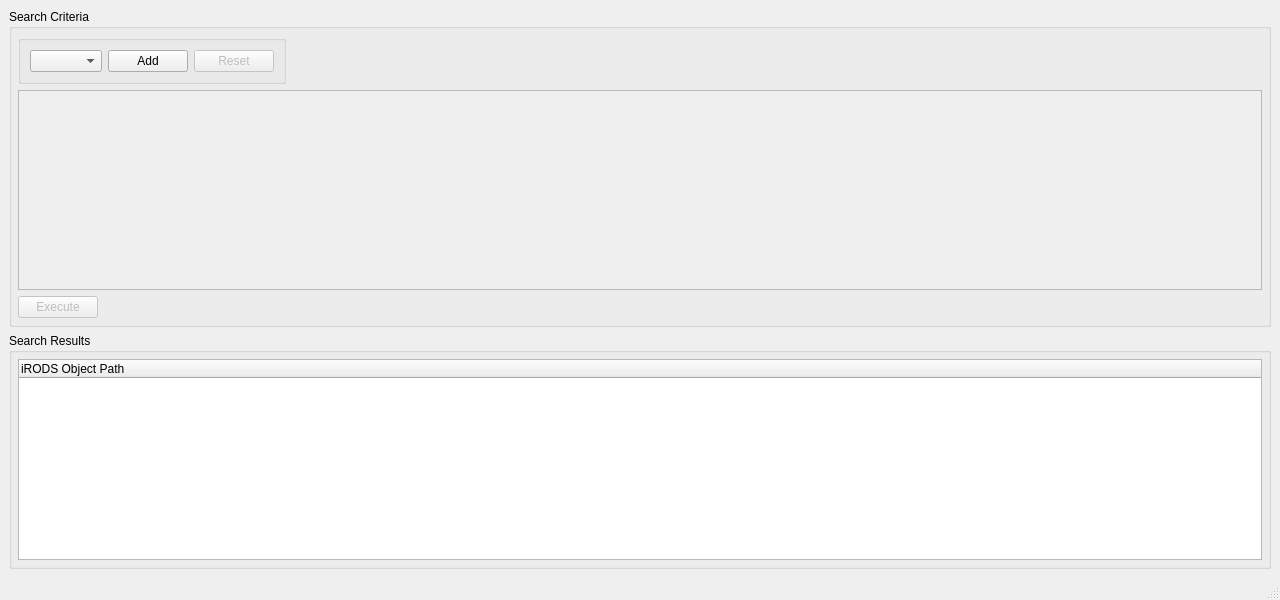
ilarik/kanki-irodsclient, file src/rodsfindwindow.ui: the form before one commit.
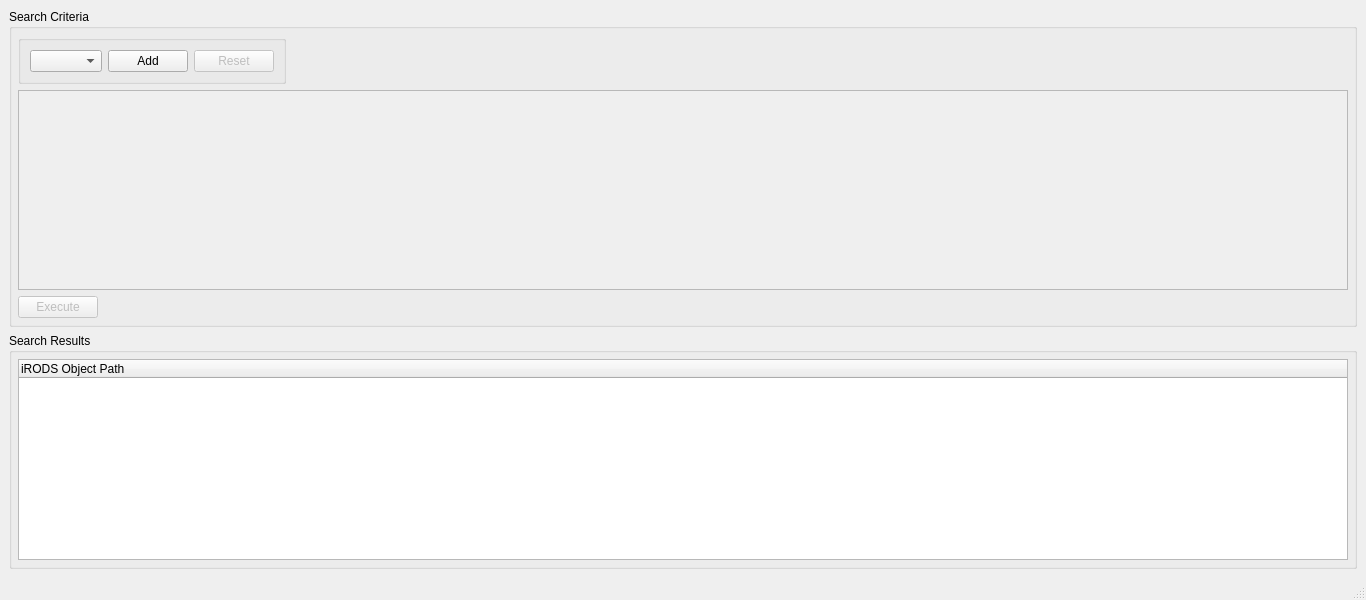
The form after the commit.

Commit message: removal of condition widgets from the find window

```diff
--- a/src/rodsfindwindow.ui
+++ b/src/rodsfindwindow.ui
@@ -6,7 +6,7 @@
    <rect>
     <x>0</x>
     <y>0</y>
-    <width>1280</width>
+    <width>1366</width>
     <height>600</height>
    </rect>
   </property>
@@ -114,7 +114,7 @@
            <rect>
             <x>0</x>
             <y>0</y>
-            <width>1236</width>
+            <width>1322</width>
             <height>198</height>
            </rect>
           </property>
```
The commit also changes 4 other files.
